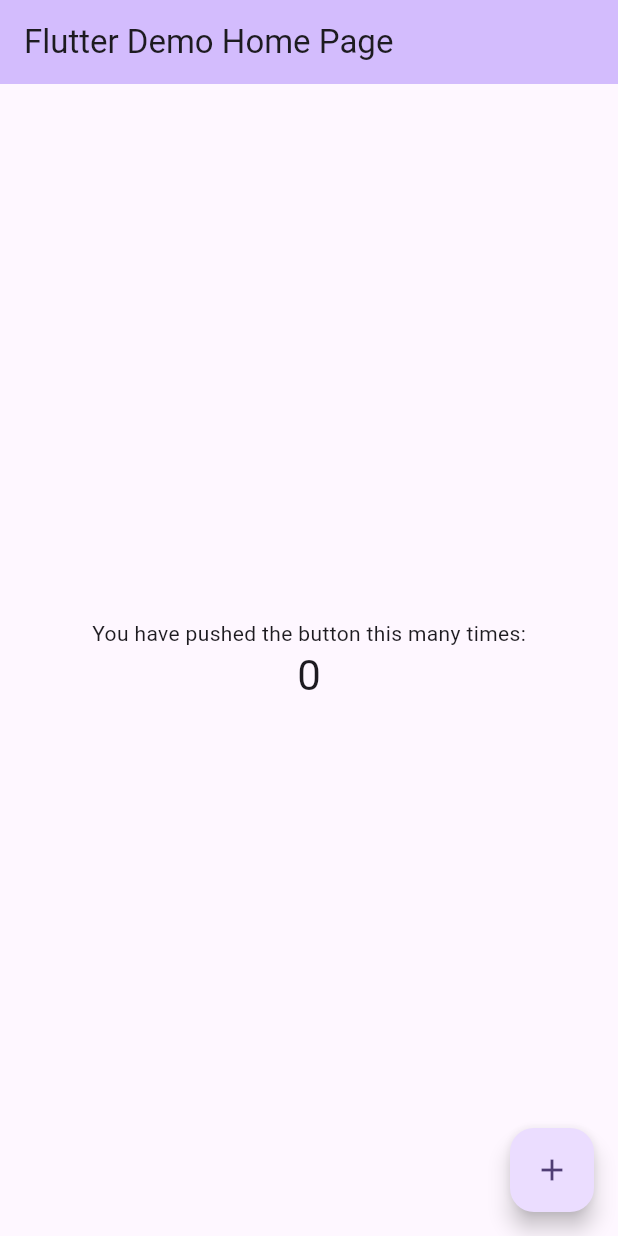
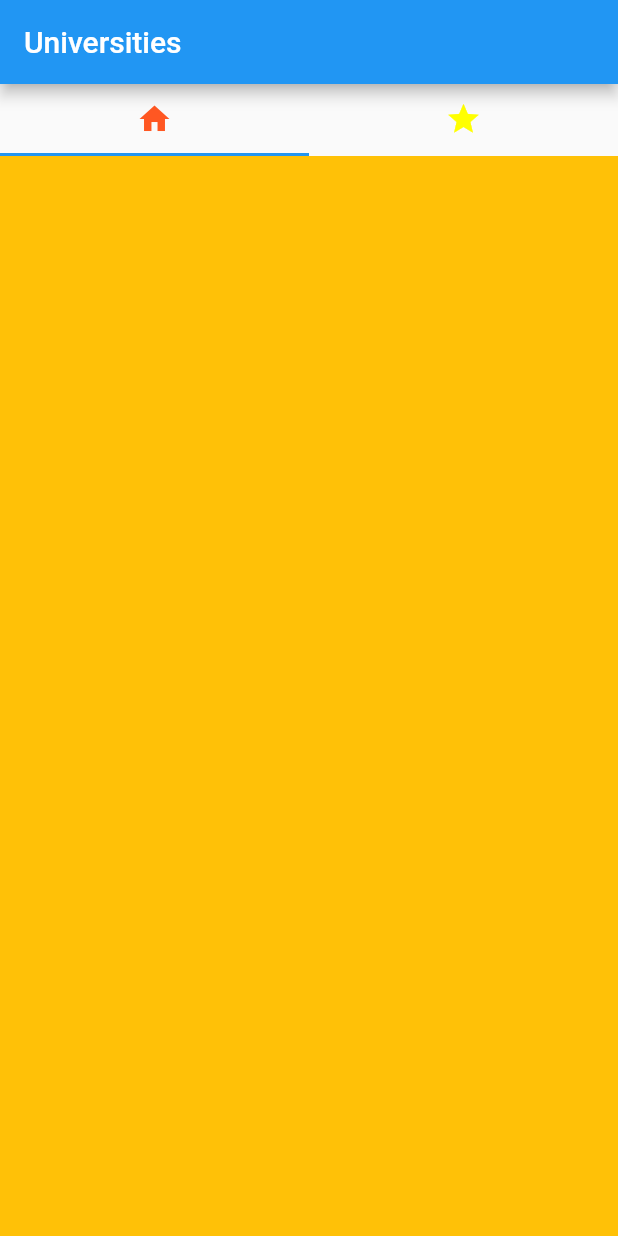
Before and after one commit to iremtkts/UniversityLists, a Flutter app: the screen it shows after launch, on a phone screen of 412 x 824 dp. Run offline on Flutter 3.47's test engine with Material 2 defaults, Android fonts, the phone set to English and light mode, and no system bars.

Commit message:
Refactor file organization and designed basic view elements

```diff
--- a/lib/core/service/view_model/university_view_model.dart
+++ b/lib/core/service/view_model/university_view_model.dart
@@ -1,5 +1,3 @@
-import 'dart:math';
-
 import 'package:university_lists/core/service/model/university_model.dart';
 import 'package:university_lists/core/service/university_web_service.dart';
 
--- a/lib/main.dart
+++ b/lib/main.dart
@@ -1,5 +1,5 @@
 import 'package:flutter/material.dart';
-import 'package:university_lists/core/service/view_model/university_view_model.dart';
+import 'package:university_lists/screen/home/view/home_screen.dart';
 
 void main() {
   runApp(const MyApp());
@@ -7,122 +7,11 @@ void main() {
 
 class MyApp extends StatelessWidget {
   const MyApp({super.key});
-
-  // This widget is the root of your application.
   @override
   Widget build(BuildContext context) {
     return MaterialApp(
-      title: 'Flutter Demo',
-      theme: ThemeData(
-        // This is the theme of your application.
-        //
-        // TRY THIS: Try running your application with "flutter run". You'll see
-        // the application has a blue toolbar. Then, without quitting the app,
-        // try changing the seedColor in the colorScheme below to Colors.green
-        // and then invoke "hot reload" (save your changes or press the "hot
-        // reload" button in a Flutter-supported IDE, or press "r" if you used
-        // the command line to start the app).
-        //
-        // Notice that the counter didn't reset back to zero; the application
-        // state is not lost during the reload. To reset the state, use hot
-        // restart instead.
-        //
-        // This works for code too, not just values: Most code changes can be
-        // tested with just a hot reload.
-        colorScheme: ColorScheme.fromSeed(seedColor: Colors.deepPurple),
-        useMaterial3: true,
-      ),
-      home: const MyHomePage(title: 'Flutter Demo Home Page'),
+      debugShowCheckedModeBanner: false,
+      home: Home(),
     );
   }
 }
-
-class MyHomePage extends StatefulWidget {
-  const MyHomePage({super.key, required this.title});
-
-  // This widget is the home page of your application. It is stateful, meaning
-  // that it has a State object (defined below) that contains fields that affect
-  // how it looks.
-
-  // This class is the configuration for the state. It holds the values (in this
-  // case the title) provided by the parent (in this case the App widget) and
-  // used by the build method of the State. Fields in a Widget subclass are
-  // always marked "final".
-
-  final String title;
-
-  @override
-  State<MyHomePage> createState() => _MyHomePageState();
-}
-
-class _MyHomePageState extends State<MyHomePage> {
-  int _counter = 0;
-  UniversityListsViewModel result = UniversityListsViewModel();
-
-  void _incrementCounter() {
-    setState(() {
-      // This call to setState tells the Flutter framework that something has
-      // changed in this State, which causes it to rerun the build method below
-      // so that the display can reflect the updated values. If we changed
-      // _counter without calling setState(), then the build method would not be
-      // called again, and so nothing would appear to happen.
-      _counter++;
-      result.fetchUniversities();
-    });
-  }
-
-  @override
-  Widget build(BuildContext context) {
-    // This method is rerun every time setState is called, for instance as done
-    // by the _incrementCounter method above.
-    //
-    // The Flutter framework has been optimized to make rerunning build methods
-    // fast, so that you can just rebuild anything that needs updating rather
-    // than having to individually change instances of widgets.
-    return Scaffold(
-      appBar: AppBar(
-        // TRY THIS: Try changing the color here to a specific color (to
-        // Colors.amber, perhaps?) and trigger a hot reload to see the AppBar
-        // change color while the other colors stay the same.
-        backgroundColor: Theme.of(context).colorScheme.inversePrimary,
-        // Here we take the value from the MyHomePage object that was created by
-        // the App.build method, and use it to set our appbar title.
-        title: Text(widget.title),
-      ),
-      body: Center(
-        // Center is a layout widget. It takes a single child and positions it
-        // in the middle of the parent.
-        child: Column(
-          // Column is also a layout widget. It takes a list of children and
-          // arranges them vertically. By default, it sizes itself to fit its
-          // children horizontally, and tries to be as tall as its parent.
-          //
-          // Column has various properties to control how it sizes itself and
-          // how it positions its children. Here we use mainAxisAlignment to
-          // center the children vertically; the main axis here is the vertical
-          // axis because Columns are vertical (the cross axis would be
-          // horizontal).
-          //
-          // TRY THIS: Invoke "debug painting" (choose the "Toggle Debug Paint"
-          // action in the IDE, or press "p" in the console), to see the
-          // wireframe for each widget.
-          mainAxisAlignment: MainAxisAlignment.center,
-          children: <Widget>[
-            const Text(
-              'You have pushed the button this many times:',
-            ),
-            Text(
-              '$_counter',
-              style: Theme.of(context).textTheme.headlineMedium,
-            ),
-          ],
-        ),
-      ),
-      floatingActionButton: FloatingActionButton(
-        onPressed: _incrementCounter,
-        tooltip: 'Increment',
-        child: const Icon(Icons.add),
-      ), // This trailing comma makes auto-formatting nicer for build methods.
-    );
-  }
-}
--- /dev/null
+++ b/lib/screen/home/view/home_screen.dart
@@ -0,0 +1,40 @@
+import 'package:flutter/material.dart';
+import 'package:university_lists/screen/tabs/view/favorites_tabbar.dart';
+import 'package:university_lists/screen/tabs/view/main_tabbar.dart';
+
+class Home extends StatelessWidget {
+  const Home({super.key});
+
+  @override
+  Widget build(BuildContext context) {
+    return DefaultTabController(
+      length: 2,
+      child: Scaffold(
+        appBar: AppBar(
+          title: const Text('Universities'),
+        ),
+        body: const Column(children: [
+          TabBar(tabs: [
+            Tab(
+              icon: Icon(
+                Icons.home,
+                color: Colors.deepOrange,
+              ),
+            ),
+            Tab(
+              icon: Icon(
+                Icons.star,
+                color: Colors.yellowAccent,
+              ),
+            )
+          ]),
+          Expanded(
+              child: TabBarView(children: [
+            MainTabbar(),
+            FavoritesTabbar(),
+          ]))
+        ]),
+      ),
+    );
+  }
+}
--- /dev/null
+++ b/lib/screen/tabs/view/favorites_tabbar.dart
@@ -0,0 +1,12 @@
+import 'package:flutter/material.dart';
+
+class FavoritesTabbar extends StatelessWidget {
+  const FavoritesTabbar({super.key});
+
+  @override
+  Widget build(BuildContext context) {
+    return Container(
+      color: Colors.blue,
+    );
+  }
+}
--- /dev/null
+++ b/lib/screen/tabs/view/main_tabbar.dart
@@ -0,0 +1,12 @@
+import 'package:flutter/material.dart';
+
+class MainTabbar extends StatelessWidget {
+  const MainTabbar({super.key});
+
+  @override
+  Widget build(BuildContext context) {
+    return Container(
+      color: Colors.amber,
+    );
+  }
+}
--- a/pubspec.yaml
+++ b/pubspec.yaml
@@ -31,6 +31,7 @@ dependencies:
   flutter:
     sdk: flutter
   http: ^1.1.0
+  provider: ^6.0.5
 
 
   # The following adds the Cupertino Icons font to your application.
```
Also changed, not shown: pubspec.lock.
